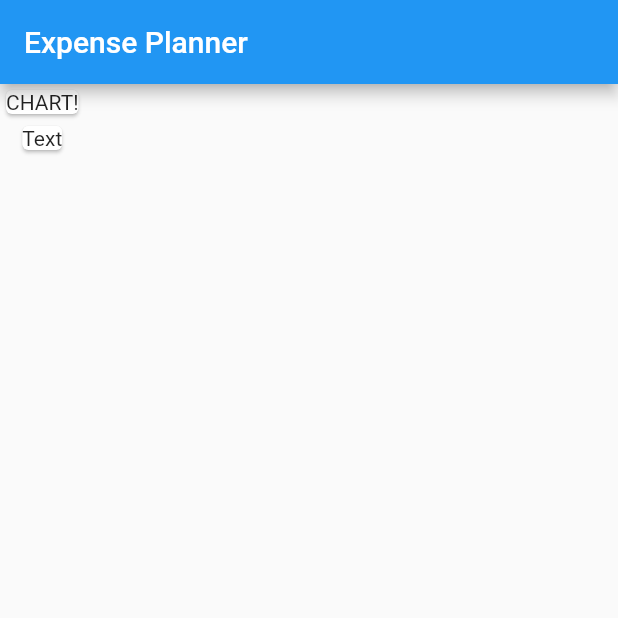
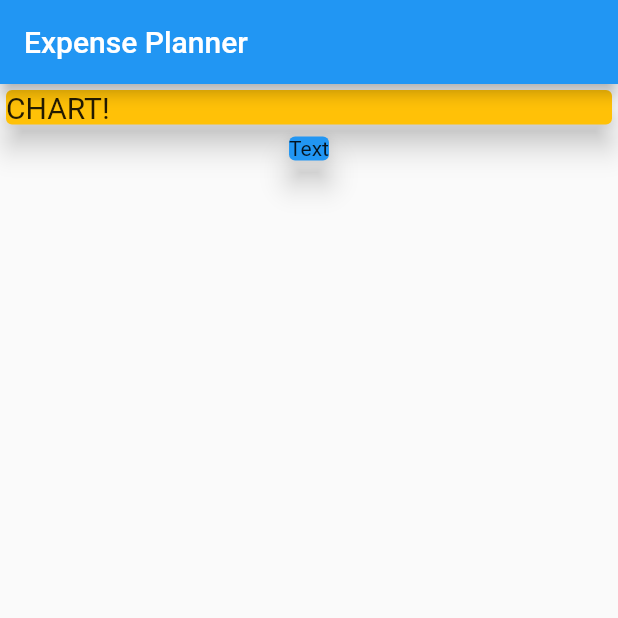
Before and after one commit to aspesivtsev/expense_planner, a Flutter app: the screen it shows after launch, on a phone screen of 412 x 824 dp, the top half of it. Run offline on Flutter 3.47's test engine with Material 2 defaults, Android fonts, the phone set to English and light mode, and no system bars.

Commit message:
Cards added with color

```diff
--- a/lib/main.dart
+++ b/lib/main.dart
@@ -30,11 +30,21 @@ class MyHomePage extends StatelessWidget {
       ),
       body: Column(
         children: <Widget>[
-          Card(
-            child: Text("CHART!"),
+          Container(
+            width: double.infinity,
+            child: Card(
+              child: Text(
+                "CHART!",
+                style: TextStyle(fontSize: 20),
+              ),
+              elevation: 8,
+              color: Colors.amber,
+            ),
           ),
           Card(
             child: Text("Text"),
+            elevation: 8,
+            color: Colors.blue,
           ),
         ],
       ),
```
